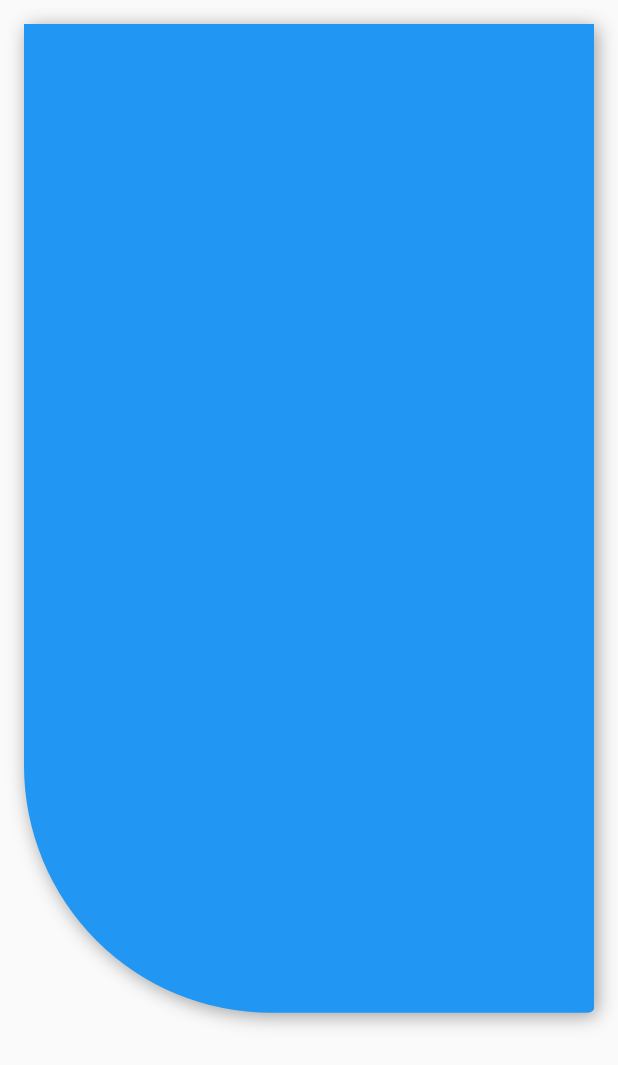
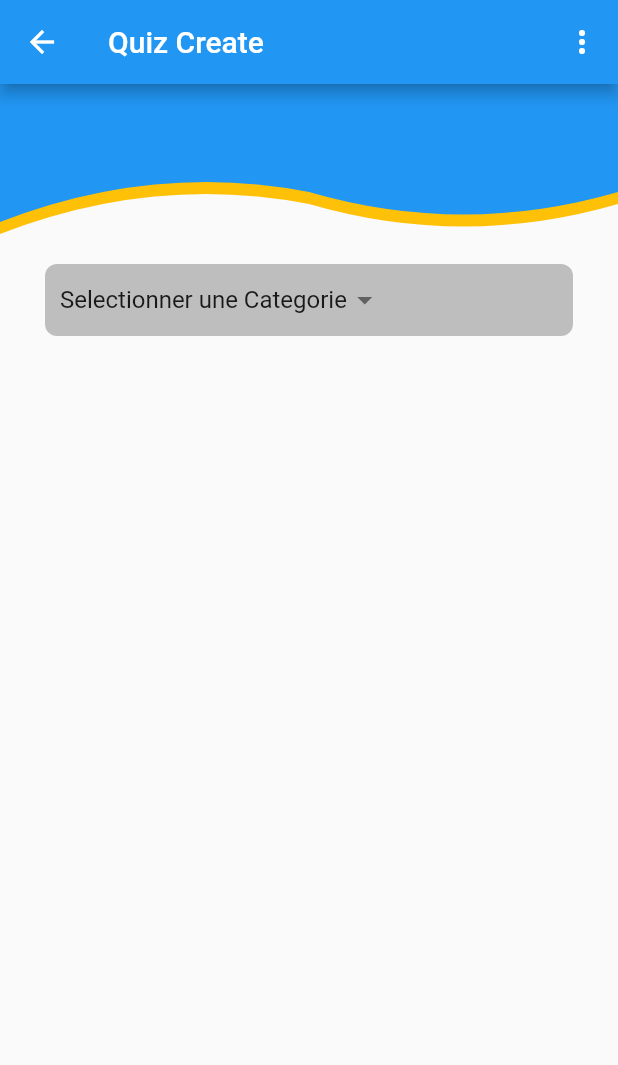
Before and after one commit to madydoucoure13/quiz_master, a Flutter app: the quiz_create screen opened directly, on a phone screen of 412 x 824 dp. Shown: the top 1065 px of the screen. Run offline on Flutter 3.47's test engine with Material 2 defaults, Android fonts, the phone set to English and light mode, and no system bars.

Commit message:
a terminer at  home

```diff
--- a/lib/quiz_create.dart
+++ b/lib/quiz_create.dart
@@ -2,34 +2,120 @@ import 'package:flutter/material.dart';
 
 const Color darkBlue = Color.fromARGB(255, 18, 32, 47);
 
-// void main() {
-//   runApp(quiz_create());
-// }
+const List<String> list = <String>["Selectionner une Categorie", 'Two', 'Three', 'Four'];
 
-class quiz_create extends StatelessWidget {
- @override
+class quiz_create extends StatefulWidget {
+  @override
+  State<StatefulWidget> createState() => _quiz_createState();
+}
+
+class _quiz_createState extends State<quiz_create> {
+  String dropdownValue = list.first;
+
+  @override
   Widget build(BuildContext context) {
-    return Container(
-      margin: const EdgeInsets.only(right: 16,left: 16,top: 16,bottom: 64),
-        height: MediaQuery.of(context).size.height*0.80,
-        width: MediaQuery.of(context).size.width-32,
-        decoration: BoxDecoration(
+    return Scaffold(
+      appBar: AppBar(
+        title: Text('Quiz Create'),
+        actions: [
+          PopupMenuButton<String>(
+            onSelected: (value) {
+              // Ajoutez ici la logique en fonction de l'élément sélectionné.
+            },
+            itemBuilder: (BuildContext context) {
+              return <PopupMenuEntry<String>>[
+                const PopupMenuItem<String>(
+                  value: 'Option 1',
+                  child: Text('Voir profil'),
+                ),
+                const PopupMenuItem<String>(
+                  value: 'Option 2',
+                  child: Text('Modifier profil'),
+                ),
+                const PopupMenuItem<String>(
+                  value: 'Option 3',
+                  child: Text('Supprimer profil'),
+                ),
+                const PopupMenuItem<String>(
+                  value: 'Option 4',
+                  child: Text('A propos de nous'),
+                ),
+                const PopupMenuItem<String>(
+                  value: 'Option 5',
+                  child: Text('Partager l\'appli'),
+                ),
+              ];
+            },
+          ),
+        ],
+      ),
+      body: Stack(
+        children: <Widget>[
+          ClipPath(
+            clipper: Courbe(), // Utilisez votre classe CustomClipPath comme clipper
+            child: Container(
+              height: 100.0, // Ajustez la hauteur selon vos besoins
+              color: Colors.amber, // Couleur de la première barre info user
+            ),
+          ),
+          ClipPath(
+            clipper: Courbe(), // Utilisez votre classe CustomClipPath comme clipper
+            child: Container(
+              height: 92.0, // Ajustez la hauteur selon vos besoins
+              color: Colors.blue, // Couleur de la deuxième barre info user
+            ),
+          ),
 
-          color: Colors.blue,
-          borderRadius: BorderRadius.only(
-              topLeft: Radius.circular(0),
-              bottomLeft: Radius.circular(MediaQuery.of(context).size.width*.4),
-              bottomRight: const Radius.elliptical(5, 3),
-              topRight: Radius.circular(0)),
-          boxShadow: <BoxShadow>[
-            BoxShadow(
-                color: Colors.grey.withOpacity(1),
-                offset: Offset(2, 2),
-                blurRadius: 10.0),
-          ],
-
-        ),
-
+          Container(
+            margin: const EdgeInsets.only( top: 120, left: 30,right: 30),
+            padding: const EdgeInsets.only(left :10,top:0, right:0, bottom: 0),
+            width: double.infinity,
+            decoration: BoxDecoration(
+            color: const Color.fromARGB(145, 145, 145, 145),
+              borderRadius: BorderRadius.circular(8)
+            ),
+            child:DropdownButton<String>(
+            value: dropdownValue,
+            onChanged: (String? newValue) {
+              setState(() {
+                dropdownValue = newValue!;
+              });
+            },
+            items: list.map((String value) {
+              return DropdownMenuItem<String>(
+                value: value,
+                child: Text(value),
+              );
+            }).toList(),
+          ),
+          )
+        ],
+      ),
     );
   }
 }
+
+class Courbe extends CustomClipper<Path> {
+  @override
+  Path getClip(Size size) {
+    Path path = Path();
+    path.lineTo(0, size.height);
+    path.quadraticBezierTo(
+      size.width / 4,
+      size.height - 40,
+      size.width / 2,
+      size.height - 20,
+    );
+    path.quadraticBezierTo(
+      3 / 4 * size.width,
+      size.height + 10,
+      size.width,
+      size.height - 20,
+    );
+    path.lineTo(size.width, 0);
+    return path;
+  }
+
+  @override
+  bool shouldReclip(CustomClipper<Path> oldClipper) => false;
+}
```
Also changed, not shown: 1 other file.
